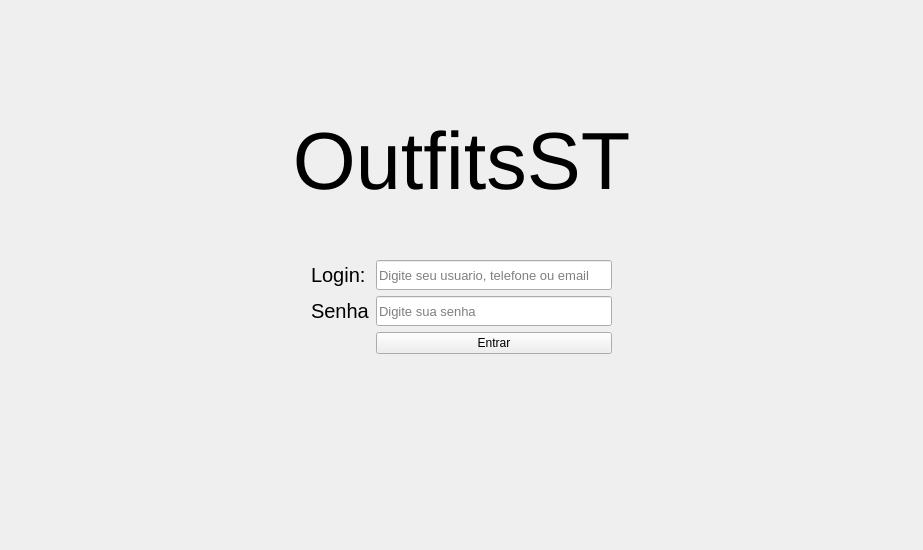
First picture: the form in view/login_screen.ui, repository PedroGregori/Projeto_Integrador--SENAC_BA-2022, before the edit.
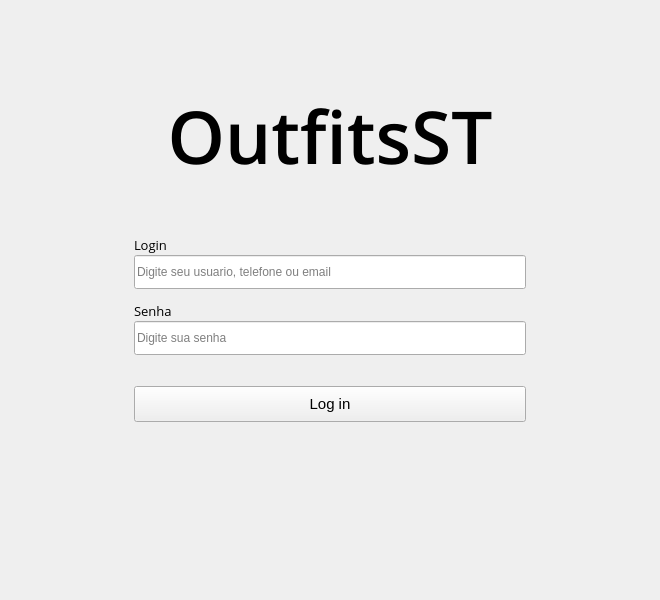
Second picture: the form after the edit.

Patch:
```diff
--- a/view/login_screen.ui
+++ b/view/login_screen.ui
@@ -6,14 +6,26 @@
    <rect>
     <x>0</x>
     <y>0</y>
-    <width>923</width>
-    <height>550</height>
+    <width>660</width>
+    <height>600</height>
    </rect>
   </property>
+  <property name="minimumSize">
+   <size>
+    <width>660</width>
+    <height>600</height>
+   </size>
+  </property>
+  <property name="maximumSize">
+   <size>
+    <width>660</width>
+    <height>600</height>
+   </size>
+  </property>
   <property name="windowTitle">
    <string>Form</string>
   </property>
-  <layout class="QVBoxLayout" name="verticalLayout">
+  <layout class="QVBoxLayout" name="verticalLayout_2">
    <item>
     <spacer name="verticalSpacer_3">
      <property name="orientation">
@@ -25,7 +37,7 @@
      <property name="sizeHint" stdset="0">
       <size>
        <width>20</width>
-       <height>104</height>
+       <height>87</height>
       </size>
      </property>
     </spacer>
@@ -34,7 +46,10 @@
     <widget class="QLabel" name="label">
      <property name="font">
       <font>
-       <pointsize>61</pointsize>
+       <family>Open Sans SemiBold</family>
+       <pointsize>55</pointsize>
+       <weight>75</weight>
+       <bold>true</bold>
       </font>
      </property>
      <property name="text">
@@ -56,7 +71,7 @@
      <property name="sizeHint" stdset="0">
       <size>
        <width>20</width>
-       <height>47</height>
+       <height>57</height>
       </size>
      </property>
     </spacer>
@@ -68,39 +83,48 @@
        <property name="orientation">
         <enum>Qt::Horizontal</enum>
        </property>
+       <property name="sizeType">
+        <enum>QSizePolicy::Preferred</enum>
+       </property>
        <property name="sizeHint" stdset="0">
         <size>
-         <width>40</width>
+         <width>123</width>
          <height>20</height>
         </size>
        </property>
       </spacer>
      </item>
      <item>
-      <layout class="QFormLayout" name="formLayout">
-       <item row="0" column="0">
+      <layout class="QVBoxLayout" name="verticalLayout">
+       <property name="spacing">
+        <number>1</number>
+       </property>
+       <item>
         <widget class="QLabel" name="login_label">
          <property name="font">
           <font>
-           <pointsize>15</pointsize>
+           <family>Open Sans</family>
+           <pointsize>10</pointsize>
+           <weight>50</weight>
+           <bold>false</bold>
           </font>
          </property>
          <property name="text">
-          <string>Login:</string>
+          <string>Login</string>
          </property>
         </widget>
        </item>
-       <item row="0" column="1">
+       <item>
         <widget class="QLineEdit" name="login">
          <property name="minimumSize">
           <size>
            <width>0</width>
-           <height>30</height>
+           <height>34</height>
           </size>
          </property>
          <property name="font">
           <font>
-           <pointsize>10</pointsize>
+           <pointsize>9</pointsize>
           </font>
          </property>
          <property name="placeholderText">
@@ -108,11 +132,30 @@
          </property>
         </widget>
        </item>
-       <item row="1" column="0">
+       <item>
+        <spacer name="verticalSpacer_4">
+         <property name="orientation">
+          <enum>Qt::Vertical</enum>
+         </property>
+         <property name="sizeType">
+          <enum>QSizePolicy::Preferred</enum>
+         </property>
+         <property name="sizeHint" stdset="0">
+          <size>
+           <width>19</width>
+           <height>18</height>
+          </size>
+         </property>
+        </spacer>
+       </item>
+       <item>
         <widget class="QLabel" name="password_label">
          <property name="font">
           <font>
-           <pointsize>15</pointsize>
+           <family>Open Sans</family>
+           <pointsize>10</pointsize>
+           <weight>50</weight>
+           <bold>false</bold>
           </font>
          </property>
          <property name="text">
@@ -120,17 +163,17 @@
          </property>
         </widget>
        </item>
-       <item row="1" column="1">
+       <item>
         <widget class="QLineEdit" name="password">
          <property name="minimumSize">
           <size>
            <width>0</width>
-           <height>30</height>
+           <height>34</height>
           </size>
          </property>
          <property name="font">
           <font>
-           <pointsize>10</pointsize>
+           <pointsize>9</pointsize>
           </font>
          </property>
          <property name="placeholderText">
@@ -138,10 +181,37 @@
          </property>
         </widget>
        </item>
-       <item row="2" column="1">
+       <item>
+        <spacer name="verticalSpacer_5">
+         <property name="orientation">
+          <enum>Qt::Vertical</enum>
+         </property>
+         <property name="sizeType">
+          <enum>QSizePolicy::Preferred</enum>
+         </property>
+         <property name="sizeHint" stdset="0">
+          <size>
+           <width>20</width>
+           <height>36</height>
+          </size>
+         </property>
+        </spacer>
+       </item>
+       <item>
         <widget class="QPushButton" name="Btn_enter">
+         <property name="minimumSize">
+          <size>
+           <width>0</width>
+           <height>36</height>
+          </size>
+         </property>
+         <property name="font">
+          <font>
+           <pointsize>11</pointsize>
+          </font>
+         </property>
          <property name="text">
-          <string>Entrar</string>
+          <string>Log in</string>
          </property>
         </widget>
        </item>
@@ -152,9 +222,12 @@
        <property name="orientation">
         <enum>Qt::Horizontal</enum>
        </property>
+       <property name="sizeType">
+        <enum>QSizePolicy::Preferred</enum>
+       </property>
        <property name="sizeHint" stdset="0">
         <size>
-         <width>40</width>
+         <width>123</width>
          <height>20</height>
         </size>
        </property>
```
